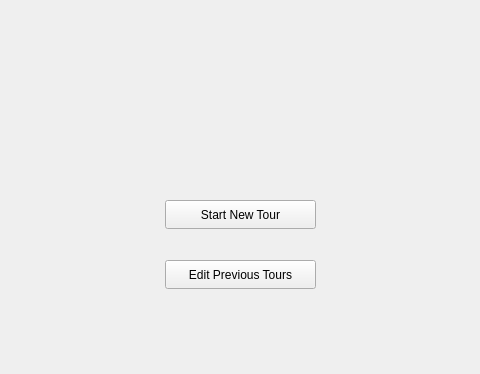
MateoCorDuarte/Happy_Walking_Tour_App, file Happy_walking_Tour_UI/mainwindow.ui: the form before one commit; both pictures show x 145 to 625 and y 0 to 374 of the 800 by 600 pixel window.
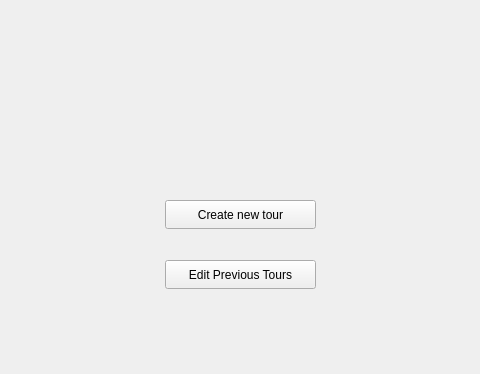
The form after the commit.

The edit to the form file:
```diff
--- a/Happy_walking_Tour_UI/mainwindow.ui
+++ b/Happy_walking_Tour_UI/mainwindow.ui
@@ -24,7 +24,7 @@
      </rect>
     </property>
     <property name="text">
-     <string>Start New Tour</string>
+     <string>Create new tour</string>
     </property>
    </widget>
    <widget class="QPushButton" name="see_previous_tours">
```
